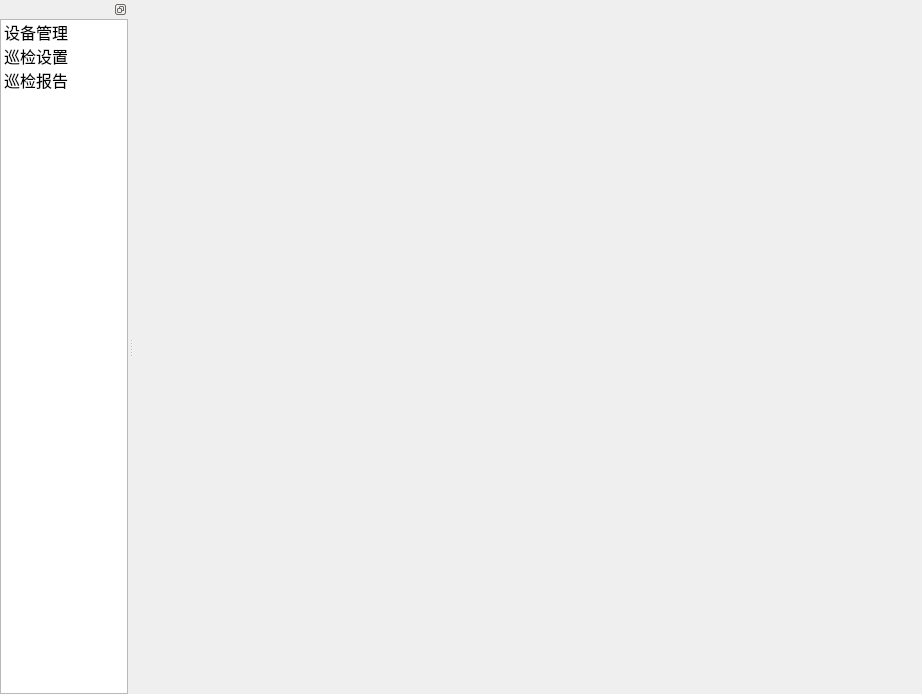
The window that ShunDe/ui/MasterWindow.ui (imtangsheng/QtClient) describes before a commit, drawn with Qt 5.
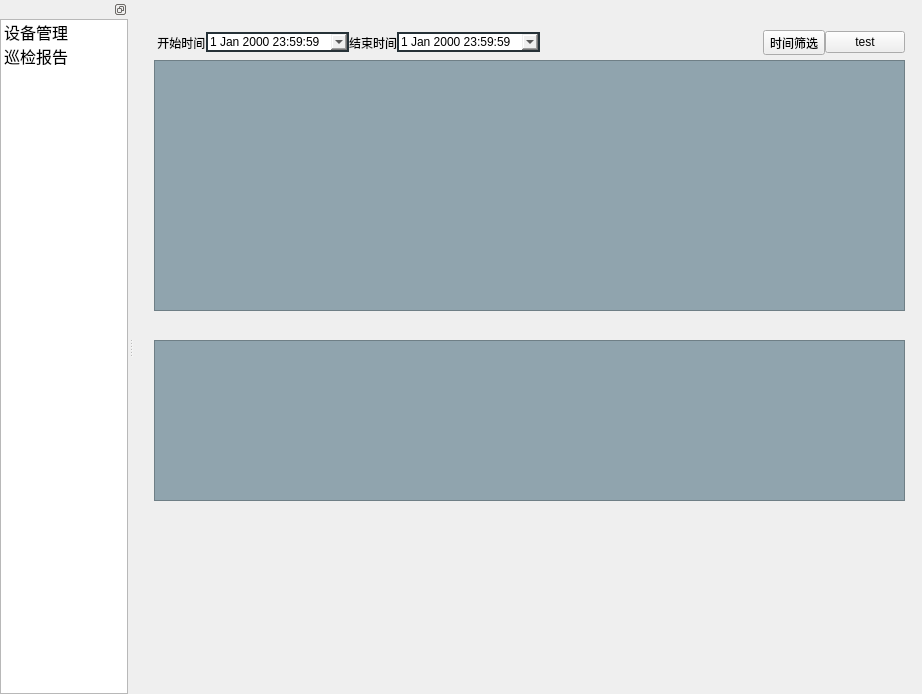
The same window after the commit. Icons and pictures are not drawn.

Commit message: 巡检时间设置支持天数，星期来设置

What changed in the file:
```diff
--- a/ShunDe/ui/MasterWindow.ui
+++ b/ShunDe/ui/MasterWindow.ui
@@ -156,68 +156,6 @@
         </item>
        </layout>
       </widget>
-      <widget class="QWidget" name="page_inspection_setting">
-       <layout class="QVBoxLayout" name="verticalLayout_3">
-        <property name="spacing">
-         <number>0</number>
-        </property>
-        <property name="leftMargin">
-         <number>0</number>
-        </property>
-        <property name="topMargin">
-         <number>0</number>
-        </property>
-        <property name="rightMargin">
-         <number>0</number>
-        </property>
-        <property name="bottomMargin">
-         <number>0</number>
-        </property>
-        <item>
-         <widget class="QWidget" name="widget_LayoutDeviceInspectionSettings" native="true">
-          <property name="font">
-           <font>
-            <pointsize>12</pointsize>
-            <bold>true</bold>
-           </font>
-          </property>
-          <layout class="QHBoxLayout" name="LayoutDeviceInspectionSettings">
-           <property name="spacing">
-            <number>0</number>
-           </property>
-           <property name="leftMargin">
-            <number>0</number>
-           </property>
-           <property name="topMargin">
-            <number>0</number>
-           </property>
-           <property name="rightMargin">
-            <number>0</number>
-           </property>
-           <property name="bottomMargin">
-            <number>0</number>
-           </property>
-           <item>
-            <layout class="QHBoxLayout" name="horizontalLayout_DeviceInspection"/>
-           </item>
-           <item>
-            <spacer name="horizontalSpacer">
-             <property name="orientation">
-              <enum>Qt::Horizontal</enum>
-             </property>
-             <property name="sizeHint" stdset="0">
-              <size>
-               <width>40</width>
-               <height>20</height>
-              </size>
-             </property>
-            </spacer>
-           </item>
-          </layout>
-         </widget>
-        </item>
-       </layout>
-      </widget>
       <widget class="QWidget" name="page_inspection_data">
        <widget class="QTableView" name="tableView_inspection_data">
         <property name="geometry">
@@ -519,15 +457,6 @@
           <normaloff>:/asset/titler/Robot.svg</normaloff>:/asset/titler/Robot.svg</iconset>
         </property>
        </item>
-       <item>
-        <property name="text">
-         <string>巡检设置</string>
-        </property>
-        <property name="icon">
-         <iconset resource="../resource.qrc">
-          <normaloff>:/asset/titler/RobotMaster.svg</normaloff>:/asset/titler/RobotMaster.svg</iconset>
-        </property>
-       </item>
        <item>
         <property name="text">
          <string>巡检报告</string>
```
The commit also changes 11 other files.
